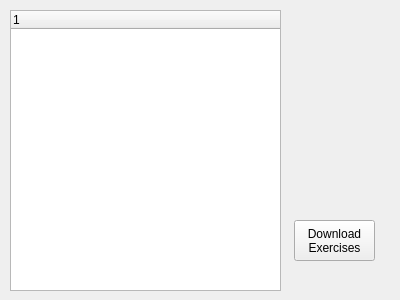
This is v800main.ui in profanum429/v800_downloader as Qt 5 draws it before an edit. The edited form follows.
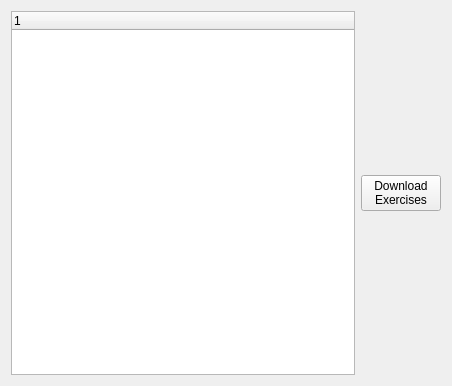
This is the edited form.

Patch:
```diff
--- a/v800main.ui
+++ b/v800main.ui
@@ -6,37 +6,36 @@
    <rect>
     <x>0</x>
     <y>0</y>
-    <width>400</width>
-    <height>300</height>
+    <width>452</width>
+    <height>386</height>
    </rect>
   </property>
   <property name="windowTitle">
    <string>V800Main</string>
   </property>
+  <layout class="QGridLayout" name="gridLayout">
+   <item row="0" column="0">
+    <layout class="QHBoxLayout" name="horizontalLayout">
+     <item>
+      <widget class="QTreeWidget" name="exerciseTree">
+       <column>
+        <property name="text">
+         <string notr="true">1</string>
+        </property>
+       </column>
+      </widget>
+     </item>
+     <item>
   <widget class="QPushButton" name="downloadBtn">
-   <property name="geometry">
-    <rect>
-     <x>294</x>
-     <y>220</y>
-     <width>81</width>
-     <height>41</height>
-    </rect>
-   </property>
    <property name="text">
     <string>Download
 Exercises</string>
    </property>
   </widget>
-  <widget class="QTreeWidget" name="exerciseTree">
-   <property name="geometry">
-    <rect>
-     <x>10</x>
-     <y>10</y>
-     <width>271</width>
-     <height>281</height>
-    </rect>
-   </property>
-  </widget>
+     </item>
+    </layout>
+   </item>
+  </layout>
  </widget>
  <layoutdefault spacing="6" margin="11"/>
  <resources/>
```
Lines whose indentation alone changed are shown as unchanged.
